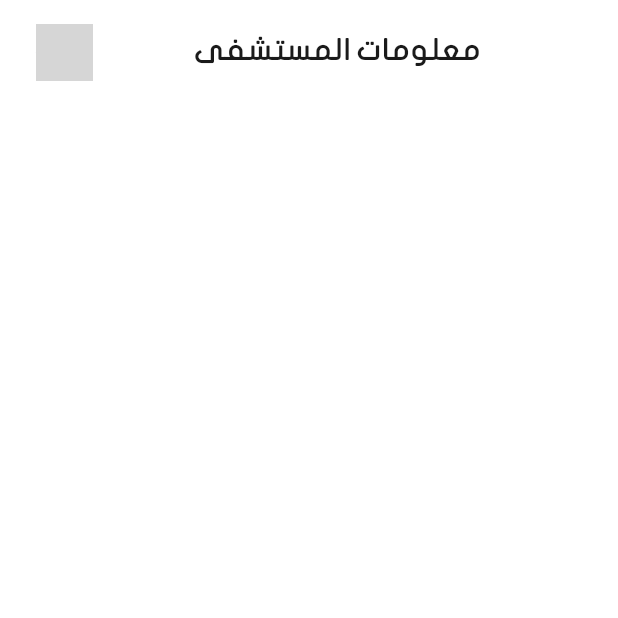
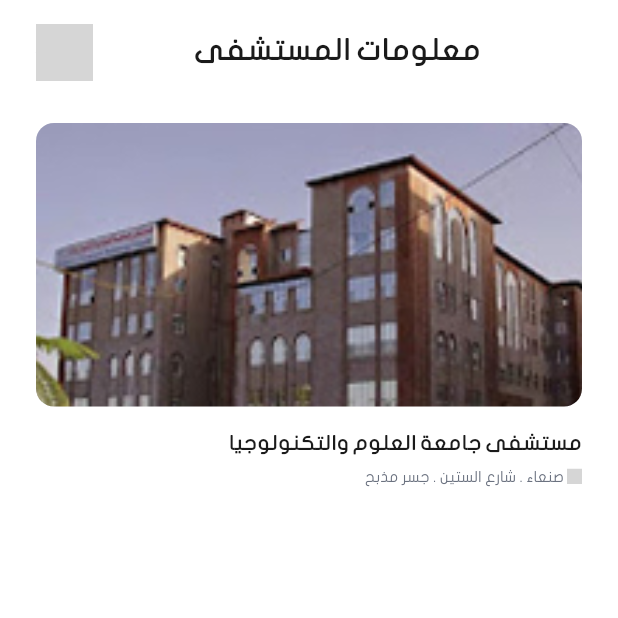
Before and after one commit to odaibishr/doctor_booking_system_with_ai, a Flutter app: the HospitalDetailsView screen opened by its route, on a phone screen of 412 x 824 dp, the top half of it. Run offline on Flutter 3.47's test engine with Material 3 defaults, Android fonts, the phone set to English and light mode, and no system bars; our stand-ins replace carousel_slider, dio, go_router, smooth_page_indicator; missing offline and left inert: data_connection_checker_tv, svg_flutter; grey boxes are pictures that could not be loaded.

Commit message:
create hospital header section

```diff
--- a/lib/features/hospital/presentation/widgets/hospital_details_view_body.dart
+++ b/lib/features/hospital/presentation/widgets/hospital_details_view_body.dart
@@ -1,4 +1,5 @@
 import 'package:doctor_booking_system_with_ai/core/widgets/custom_app_bar.dart';
+import 'package:doctor_booking_system_with_ai/features/hospital/presentation/widgets/hospital_header_section.dart';
 import 'package:flutter/material.dart';
 
 class HospitalDetailsViewBody extends StatelessWidget {
@@ -9,6 +10,7 @@ class HospitalDetailsViewBody extends StatelessWidget {
     return Padding(
       padding: const EdgeInsets.symmetric(horizontal: 24, vertical: 16),
       child: Column(
+        crossAxisAlignment: CrossAxisAlignment.start,
         children: [
           CustomAppBar(
             title: 'معلومات المستشفى',
@@ -16,6 +18,13 @@ class HospitalDetailsViewBody extends StatelessWidget {
             isUserImageVisible: false,
             isHeartIconVisible: false,
           ),
+          const SizedBox(height: 28),
+          HospitalHeaderSection(
+            hospitalName: 'مستشفى جامعة العلوم والتكنولوجيا',
+            hospitalLocation: 'صنعاء . شارع الستين . جسر مذبح',
+            hospitalImage: 'assets/images/hospital.jpg',
+          ),
+          const SizedBox(height: 20),
         ],
       ),
     );
--- /dev/null
+++ b/lib/features/hospital/presentation/widgets/hospital_header_section.dart
@@ -0,0 +1,51 @@
+import 'package:doctor_booking_system_with_ai/core/styles/app_colors.dart';
+import 'package:doctor_booking_system_with_ai/core/styles/font_styles.dart';
+import 'package:doctor_booking_system_with_ai/core/widgets/location_info.dart';
+import 'package:flutter/material.dart';
+
+class HospitalHeaderSection extends StatelessWidget {
+  const HospitalHeaderSection({
+    super.key,
+    required this.hospitalName,
+    required this.hospitalLocation,
+    required this.hospitalImage,
+  });
+  final String hospitalName;
+  final String hospitalLocation;
+  final String hospitalImage;
+
+  @override
+  Widget build(BuildContext context) {
+    return Column(
+      children: [
+        Container(
+          width: double.infinity,
+          height: 189,
+          decoration: BoxDecoration(
+            color: AppColors.gray100,
+            borderRadius: BorderRadius.circular(12),
+            image: DecorationImage(
+              image: AssetImage(hospitalImage),
+              fit: BoxFit.cover,
+            ),
+          ),
+        ),
+        const SizedBox(height: 16),
+        SizedBox(
+          width: double.infinity,
+          child: Text(
+            hospitalName,
+            style: FontStyles.subTitle3.copyWith(fontWeight: FontWeight.bold),
+            maxLines: 2,
+            overflow: TextOverflow.ellipsis,
+          ),
+        ),
+        const SizedBox(height: 6),
+        LocationInfo(
+          location: hospitalLocation,
+          color: AppColors.gray500,
+        ),
+      ],
+    );
+  }
+}
```
